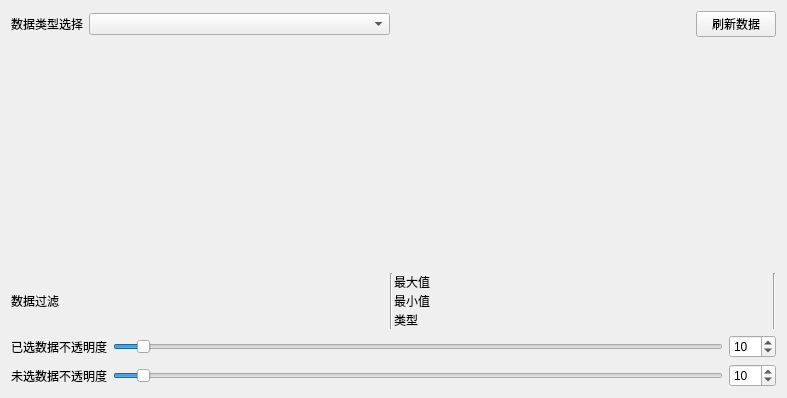
First picture: the form in Qt/Resources/UI/ParallelCoordinatesView.ui, repository hu-shuhan/editOpeniGame, before the edit.
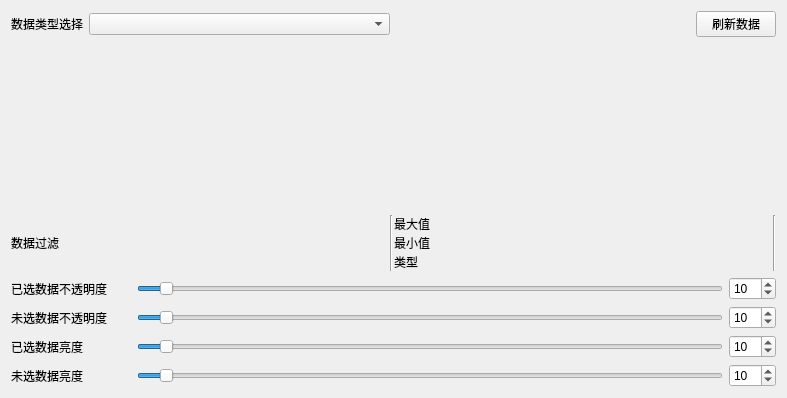
Second picture: the form after the edit.

Commit message: add the lightness of ParallelCoordinate

```diff
--- a/Qt/Resources/UI/ParallelCoordinatesView.ui
+++ b/Qt/Resources/UI/ParallelCoordinatesView.ui
@@ -141,14 +141,9 @@
     </layout>
    </item>
    <item>
-    <layout class="QHBoxLayout" name="horizontalLayout">
-     <item>
-      <widget class="QLabel" name="label">
-       <property name="text">
-        <string>已选数据不透明度</string>
-       </property>
-      </widget>
-     </item>
+    <layout class="QFormLayout" name="formLayout">
+     <item row="0" column="1">
+      <layout class="QHBoxLayout" name="horizontalLayout_6">
      <item>
       <widget class="QSlider" name="choosedAlphaSlider">
        <property name="maximum">
@@ -174,15 +169,34 @@
      </item>
     </layout>
    </item>
-   <item>
-    <layout class="QHBoxLayout" name="horizontalLayout_2">
-     <item>
+     <item row="0" column="0">
+      <widget class="QLabel" name="label">
+       <property name="minimumSize">
+        <size>
+         <width>120</width>
+         <height>0</height>
+        </size>
+       </property>
+       <property name="text">
+        <string>已选数据不透明度</string>
+       </property>
+      </widget>
+     </item>
+     <item row="1" column="0">
       <widget class="QLabel" name="label_2">
+       <property name="minimumSize">
+        <size>
+         <width>120</width>
+         <height>0</height>
+        </size>
+       </property>
        <property name="text">
         <string>未选数据不透明度</string>
        </property>
       </widget>
      </item>
+     <item row="1" column="1">
+      <layout class="QHBoxLayout" name="horizontalLayout_7">
      <item>
       <widget class="QSlider" name="unChoosedAlphaSlider">
        <property name="maximum">
@@ -205,6 +219,88 @@
         <number>10</number>
        </property>
       </widget>
+       </item>
+      </layout>
+     </item>
+     <item row="2" column="1">
+      <layout class="QHBoxLayout" name="horizontalLayout_8">
+       <item>
+        <widget class="QSlider" name="choosedLightSlider">
+         <property name="maximum">
+          <number>255</number>
+         </property>
+         <property name="value">
+          <number>10</number>
+         </property>
+         <property name="orientation">
+          <enum>Qt::Horizontal</enum>
+         </property>
+        </widget>
+       </item>
+       <item>
+        <widget class="QSpinBox" name="choosedLightSpinBox">
+         <property name="maximum">
+          <number>255</number>
+         </property>
+         <property name="value">
+          <number>10</number>
+         </property>
+        </widget>
+       </item>
+      </layout>
+     </item>
+     <item row="2" column="0">
+      <widget class="QLabel" name="label_8">
+       <property name="minimumSize">
+        <size>
+         <width>120</width>
+         <height>0</height>
+        </size>
+       </property>
+       <property name="text">
+        <string>已选数据亮度</string>
+       </property>
+      </widget>
+     </item>
+     <item row="3" column="0">
+      <widget class="QLabel" name="label_9">
+       <property name="minimumSize">
+        <size>
+         <width>120</width>
+         <height>0</height>
+        </size>
+       </property>
+       <property name="text">
+        <string>未选数据亮度</string>
+       </property>
+      </widget>
+     </item>
+     <item row="3" column="1">
+      <layout class="QHBoxLayout" name="horizontalLayout_9">
+       <item>
+        <widget class="QSlider" name="unChoosedLightSlider">
+         <property name="maximum">
+          <number>255</number>
+         </property>
+         <property name="value">
+          <number>10</number>
+         </property>
+         <property name="orientation">
+          <enum>Qt::Horizontal</enum>
+         </property>
+        </widget>
+       </item>
+       <item>
+        <widget class="QSpinBox" name="unChoosedLightSpinBox">
+         <property name="maximum">
+          <number>255</number>
+         </property>
+         <property name="value">
+          <number>10</number>
+         </property>
+        </widget>
+       </item>
+      </layout>
      </item>
     </layout>
    </item>
```
Lines whose indentation alone changed are shown as unchanged. The commit also changes 4 other files.
